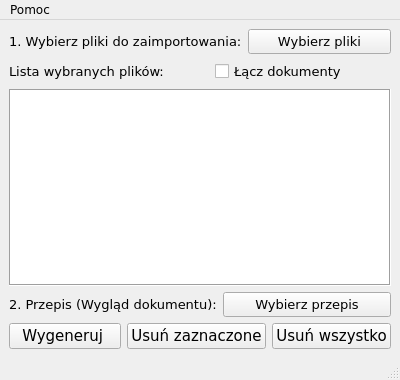
The window that ui/mainwindow.ui (sealcode/gpandoc) describes before a commit, drawn with Qt 5.
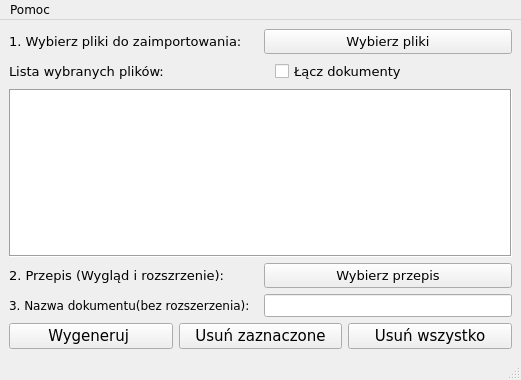
The same window after the commit.

What changed in the file:
```diff
--- a/ui/mainwindow.ui
+++ b/ui/mainwindow.ui
@@ -6,7 +6,7 @@
    <rect>
     <x>0</x>
     <y>0</y>
-    <width>400</width>
+    <width>521</width>
     <height>380</height>
    </rect>
   </property>
@@ -27,8 +27,8 @@
    <string notr="true">GPANDOC</string>
   </property>
   <widget class="QWidget" name="centralwidget">
-   <layout class="QHBoxLayout" name="horizontalLayout">
-    <item>
+   <layout class="QGridLayout" name="gridLayout">
+    <item row="0" column="0">
      <layout class="QVBoxLayout" name="vertical_layout_1">
       <item>
        <layout class="QHBoxLayout" name="horizontal_layout_1">
@@ -142,6 +142,12 @@
        <layout class="QHBoxLayout" name="horizontal_layout_3">
         <item>
          <widget class="QLabel" name="label_4">
+          <property name="sizePolicy">
+           <sizepolicy hsizetype="Preferred" vsizetype="Preferred">
+            <horstretch>0</horstretch>
+            <verstretch>0</verstretch>
+           </sizepolicy>
+          </property>
           <property name="font">
            <font>
             <family>DejaVu Sans</family>
@@ -149,12 +155,18 @@
            </font>
           </property>
           <property name="text">
-           <string>2. Przepis (Wygląd dokumentu):</string>
+           <string>2. Przepis (Wygląd i rozszrzenie): </string>
           </property>
          </widget>
         </item>
         <item>
          <widget class="QPushButton" name="push_button_2">
+          <property name="sizePolicy">
+           <sizepolicy hsizetype="Preferred" vsizetype="Preferred">
+            <horstretch>0</horstretch>
+            <verstretch>0</verstretch>
+           </sizepolicy>
+          </property>
           <property name="font">
            <font>
             <family>DejaVu Sans</family>
@@ -168,6 +180,45 @@
         </item>
        </layout>
       </item>
+      <item>
+       <layout class="QHBoxLayout" name="horizontalLayout">
+        <item>
+         <widget class="QLabel" name="label_5">
+          <property name="sizePolicy">
+           <sizepolicy hsizetype="Minimum" vsizetype="Preferred">
+            <horstretch>0</horstretch>
+            <verstretch>0</verstretch>
+           </sizepolicy>
+          </property>
+          <property name="text">
+           <string>3. Nazwa dokumentu(bez rozszerzenia): </string>
+          </property>
+         </widget>
+        </item>
+        <item>
+         <widget class="QLineEdit" name="line_edit_1">
+          <property name="sizePolicy">
+           <sizepolicy hsizetype="Preferred" vsizetype="Preferred">
+            <horstretch>0</horstretch>
+            <verstretch>0</verstretch>
+           </sizepolicy>
+          </property>
+          <property name="minimumSize">
+           <size>
+            <width>0</width>
+            <height>0</height>
+           </size>
+          </property>
+          <property name="toolTip">
+           <string/>
+          </property>
+          <property name="text">
+           <string/>
+          </property>
+         </widget>
+        </item>
+       </layout>
+      </item>
       <item>
        <layout class="QHBoxLayout" name="horizonta_layout_4">
         <item>
@@ -218,7 +269,7 @@
     <rect>
      <x>0</x>
      <y>0</y>
-     <width>400</width>
+     <width>521</width>
      <height>19</height>
     </rect>
    </property>
```
Left out of the diff: 10 changed lines with no effect on the pictures.
